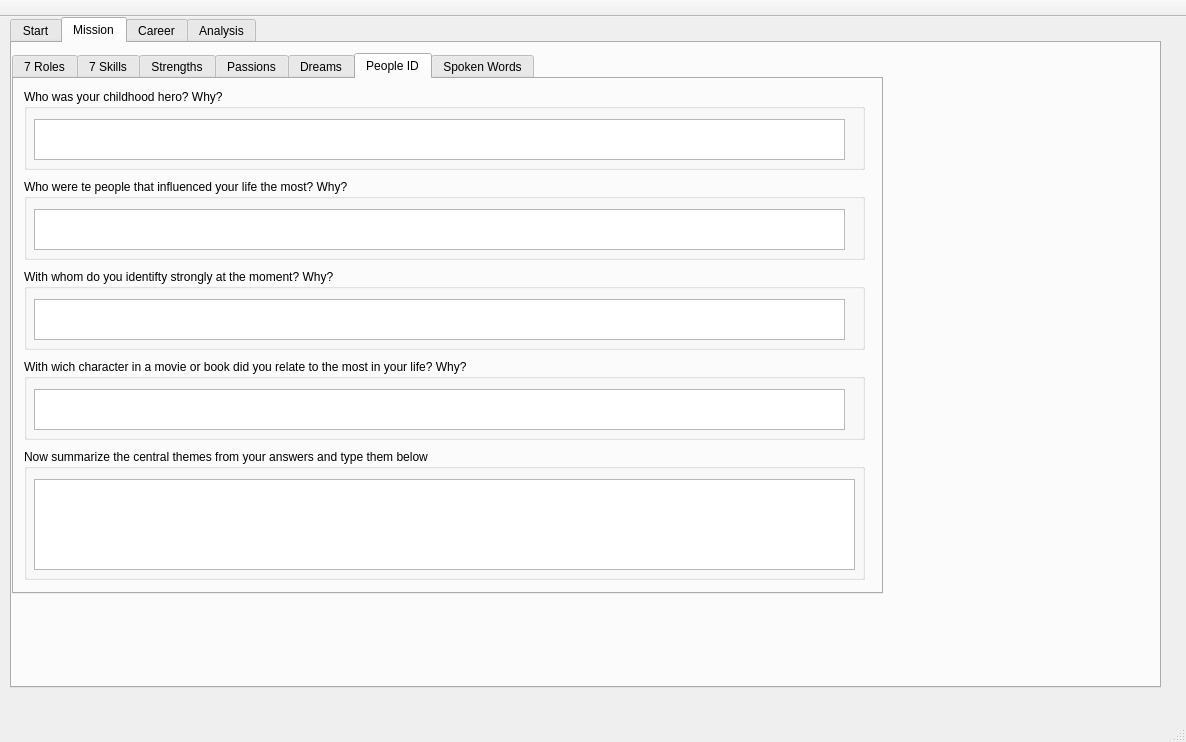
egeldenhuys/prothesis, file src/prothesis-gui/mainwindow.ui: the form before one commit.
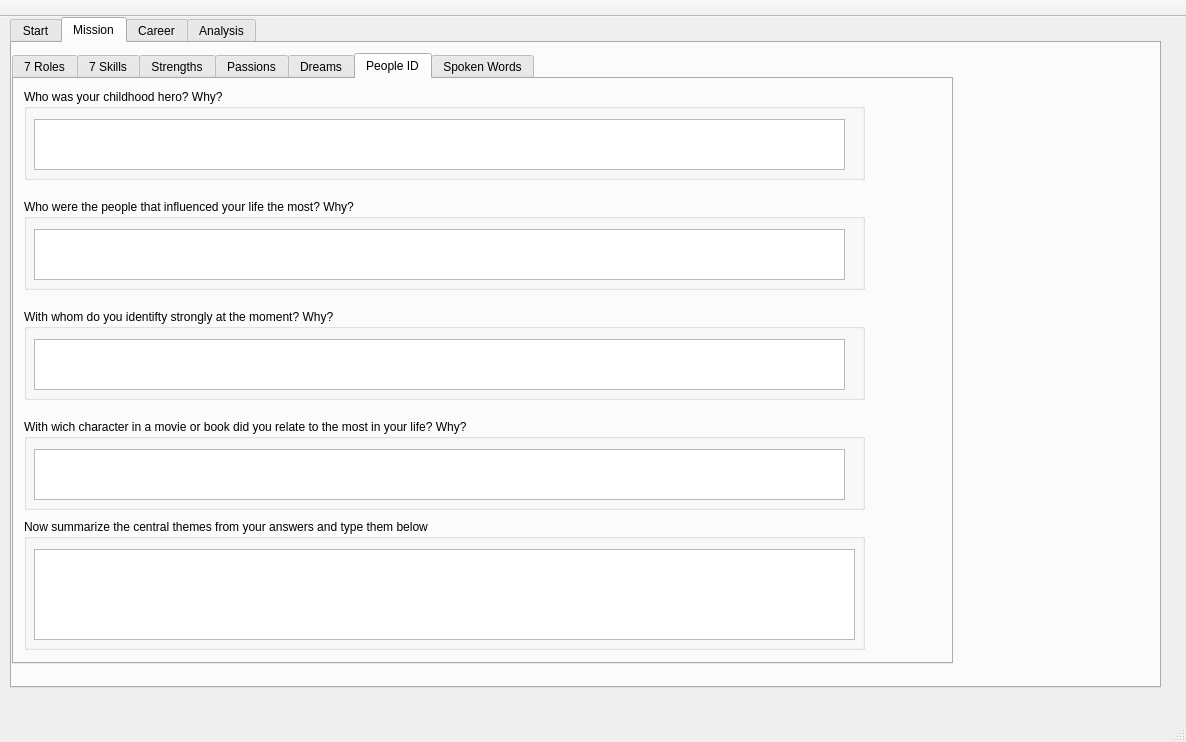
The form after the commit. The open tabs and pages were chosen to show the change.

Commit message: Add People ID to GUI. Closes #73

```diff
--- a/src/prothesis-gui/mainwindow.ui
+++ b/src/prothesis-gui/mainwindow.ui
@@ -456,8 +456,8 @@
        <rect>
         <x>0</x>
         <y>10</y>
-        <width>871</width>
-        <height>541</height>
+        <width>941</width>
+        <height>611</height>
        </rect>
       </property>
       <property name="currentIndex">
@@ -1485,7 +1485,7 @@
           <x>10</x>
           <y>10</y>
           <width>841</width>
-          <height>81</height>
+          <height>91</height>
          </rect>
         </property>
         <property name="title">
@@ -1497,7 +1497,7 @@
            <x>10</x>
            <y>30</y>
            <width>811</width>
-           <height>41</height>
+           <height>51</height>
           </rect>
          </property>
         </widget>
@@ -1506,13 +1506,13 @@
         <property name="geometry">
          <rect>
           <x>10</x>
-          <y>100</y>
+          <y>120</y>
           <width>841</width>
-          <height>81</height>
+          <height>91</height>
          </rect>
         </property>
         <property name="title">
-         <string>Who were te people that influenced your life the most? Why?</string>
+         <string>Who were the people that influenced your life the most? Why?</string>
         </property>
         <widget class="QPlainTextEdit" name="plainTextEdit_4">
          <property name="geometry">
@@ -1520,7 +1520,7 @@
            <x>10</x>
            <y>30</y>
            <width>811</width>
-           <height>41</height>
+           <height>51</height>
           </rect>
          </property>
         </widget>
@@ -1529,9 +1529,9 @@
         <property name="geometry">
          <rect>
           <x>10</x>
-          <y>190</y>
+          <y>230</y>
           <width>841</width>
-          <height>81</height>
+          <height>91</height>
          </rect>
         </property>
         <property name="title">
@@ -1543,7 +1543,7 @@
            <x>10</x>
            <y>30</y>
            <width>811</width>
-           <height>41</height>
+           <height>51</height>
           </rect>
          </property>
         </widget>
@@ -1552,9 +1552,9 @@
         <property name="geometry">
          <rect>
           <x>10</x>
-          <y>280</y>
+          <y>340</y>
           <width>841</width>
-          <height>81</height>
+          <height>91</height>
          </rect>
         </property>
         <property name="title">
@@ -1566,7 +1566,7 @@
            <x>10</x>
            <y>30</y>
            <width>811</width>
-           <height>41</height>
+           <height>51</height>
           </rect>
          </property>
         </widget>
@@ -1575,7 +1575,7 @@
         <property name="geometry">
          <rect>
           <x>10</x>
-          <y>370</y>
+          <y>440</y>
           <width>841</width>
           <height>131</height>
          </rect>
```
Left out of the diff: 22 changed lines with no effect on the pictures. The commit also changes 1 other file.
